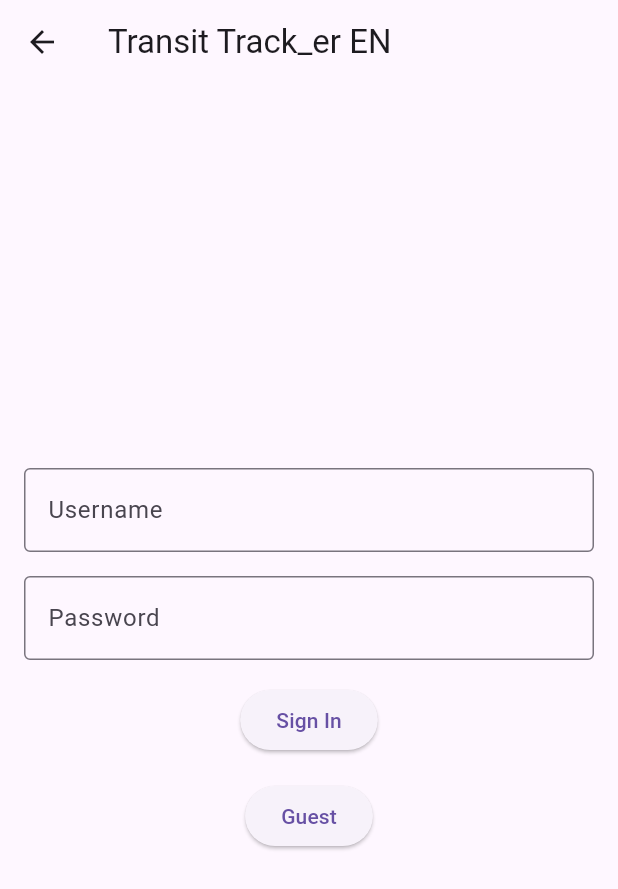
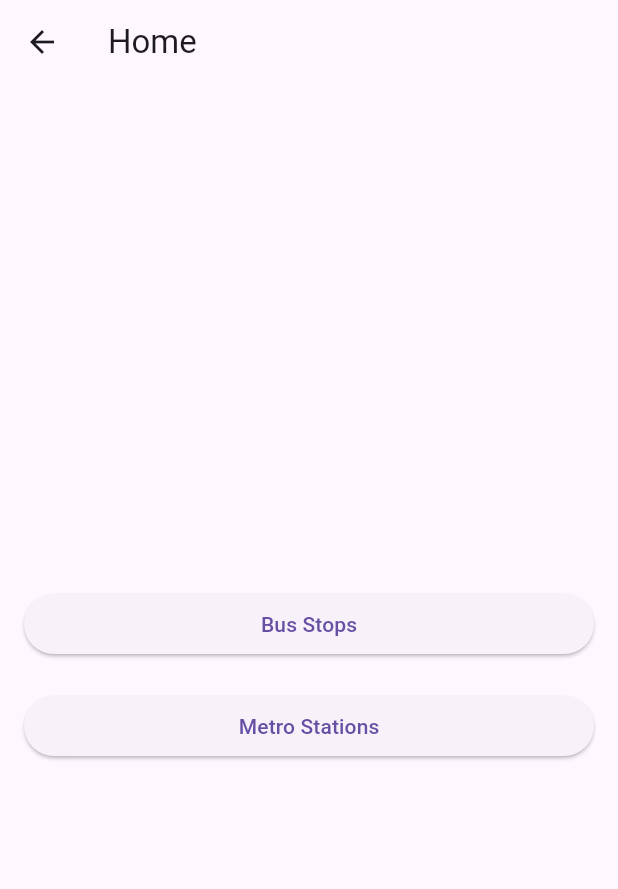
Before and after one commit to VRoam10/Transit-Track_er, a Flutter app: the HomePage screen opened by its route, on a phone screen of 412 x 824 dp. Shown: the top 889 px of the screen. Run offline on Flutter 3.47's test engine with Material 3 defaults, Android fonts, the phone set to English and light mode, and no system bars; our stand-ins replace flutter_local_notifications, hive, hive_flutter, timezone; accounts and stored records are empty; generated files the repository leaves out were written again.

Commit message:
feat: :sparkles: add new home page with both bus and metro

```diff
--- a/transit_track_er_mobile/transit_track_er/lib/src/bus_feature/api_call.dart
+++ b/transit_track_er_mobile/transit_track_er/lib/src/bus_feature/api_call.dart
@@ -11,7 +11,7 @@ Future<http.Response> fetchTestBus(String id) async {
 
 Future<List<BusStop>> fetchAllBusLigne() async {
   final response = await http.get(Uri.parse(
-      'https://data.explore.star.fr/api/explore/v2.1/catalog/datasets/tco-metro-circulation-deux-prochains-passages-tr/records?select=nomarret%2Cidjdd%2Csens&limit=20&refine=idligne%3A%221001%22'));
+      'https://data.explore.star.fr/api/explore/v2.1/catalog/datasets/tco-bus-circulation-passages-tr/records?select=idligne%2Cnomcourtligne%2Cidarret%2Csens%2Cnomarret&limit=20 '));
 
   if (response.statusCode == 200) {
     final List data = json.decode(response.body)['results'];
--- a/transit_track_er_mobile/transit_track_er/lib/src/localization/app_en.arb
+++ b/transit_track_er_mobile/transit_track_er/lib/src/localization/app_en.arb
@@ -27,5 +27,17 @@
   "guest": "Guest",
   "@guest": {
     "description": "Label for guest user"
+  },
+  "homeTitle": "Home",
+  "@homeTitle": {
+    "description": "Title for the home page"
+  },
+  "metroStationListTitle": "Metro Stations",
+  "@metroStationListTitle": {
+    "description": "Title for the metro station list page"
+  },
+  "busStopListTitle": "Bus Stops",
+  "@busStopListTitle": {
+    "description": "Title for the bus stop list page"
   }
 }
--- a/transit_track_er_mobile/transit_track_er/lib/src/localization/app_fr.arb
+++ b/transit_track_er_mobile/transit_track_er/lib/src/localization/app_fr.arb
@@ -27,5 +27,17 @@
   "guest": "Invité",
   "@guest": {
     "description": "Label pour l'utilisateur invité"
+  },
+  "homeTitle": "Accueil",
+  "@homeTitle": {
+    "description": "Titre de la page d'accueil"
+  },
+  "metroStationListTitle": "Stations de métro",
+  "@metroStationListTitle": {
+    "description": "Titre de la page de liste des stations de métro"
+  },
+  "busStopListTitle": "Arrêts de bus",
+  "@busStopListTitle": {
+    "description": "Titre de la page de liste des arrêts de bus"
   }
 }
--- a/transit_track_er_mobile/transit_track_er/lib/src/pages/home_page.dart
+++ b/transit_track_er_mobile/transit_track_er/lib/src/pages/home_page.dart
@@ -1,59 +1,39 @@
+import 'package:flutter/cupertino.dart';
 import 'package:flutter/material.dart';
+import 'package:flutter/widgets.dart';
+import 'package:transit_track_er/src/bus_feature/bus_list_view.dart';
 import 'package:transit_track_er/src/metro_feature/metro_station_list_view.dart';
 import 'package:flutter_gen/gen_l10n/app_localizations.dart';
 
 class HomePage extends StatelessWidget {
   const HomePage({super.key});
 
-  static const routeName = '/';
+  static const routeName = '/home';
   @override
   Widget build(BuildContext context) {
     final localizations = AppLocalizations.of(context)!;
 
     return Scaffold(
-        appBar: AppBar(title: Text(localizations.appTitle)),
+        appBar: AppBar(title: Text(localizations.homeTitle)),
         body: Center(
           child: Padding(
               padding: const EdgeInsets.all(16.0),
               child: Column(
                 mainAxisAlignment: MainAxisAlignment.center,
                 children: [
-                  TextField(
-                    decoration: InputDecoration(
-                      labelText: localizations.username,
-                      border: const OutlineInputBorder(),
-                    ),
-                  ),
-                  const SizedBox(height: 16),
-                  TextField(
-                    decoration: InputDecoration(
-                      labelText: localizations.password,
-                      border: const OutlineInputBorder(),
-                    ),
-                    obscureText: true,
-                  ),
-                  const SizedBox(height: 16),
-                  ElevatedButton(
+                  const SizedBox(height: 20),
+                  SizedBox(
+                    width: double.infinity,
+                    child: ElevatedButton(
                     onPressed: () {
-                      if (!loginIsValid('username', 'password')) {
-                        ScaffoldMessenger.of(context).showSnackBar(
-                          SnackBar(content: Text(localizations.loginError)),
-                        );
-                        return;
-                      }
-                      ScaffoldMessenger.of(context).showSnackBar(
-                        SnackBar(content: Text(localizations.loginSuccess)),
-                      );
-                      Navigator.pushNamed(
-                          context,
-                          MetroStationListView
-                              .routeName // navigates to /metro_station_list
-                          );
+                      Navigator.pushNamed(context, BusStopListView.routeName);
                     },
-                    child: Text(localizations.connect),
-                  ),
-                  const SizedBox(height: 16),
-                  ElevatedButton(
+                    child: Text(localizations.busStopListTitle),
+                  ),),
+                  const SizedBox(height: 20),
+                  SizedBox(
+                    width: double.infinity,
+                    child: ElevatedButton(
                       onPressed: () {
                         Navigator.pushNamed(
                           context,
@@ -61,8 +41,9 @@ class HomePage extends StatelessWidget {
                               .routeName, // navigates to /metro_station_list
                         );
                       },
-                    child: Text(localizations.guest),
+                      child: Text(localizations.metroStationListTitle),
                     ),
+                  )
                 ],
               )),
         ));
```
Also changed, not shown: transit_track_er_mobile/transit_track_er/lib/src/app.dart (+9 -2 lines), transit_track_er_mobile/transit_track_er/lib/src/pages/login_page.dart (added, +73 -0 lines). Lines whose indentation alone changed are shown as unchanged.
